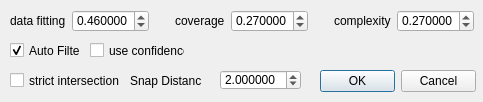
Before: the Qt Designer form qCC/ui_templates/bdrPolyFitDlg.ui in CloudCompare/CloudCompare, drawn with Qt 5.
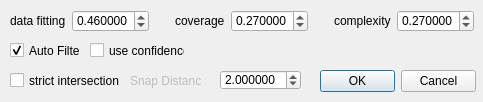
After: the same form once the commit is applied.

What changed in the file:
```diff
--- a/qCC/ui_templates/bdrPolyFitDlg.ui
+++ b/qCC/ui_templates/bdrPolyFitDlg.ui
@@ -178,6 +178,9 @@
    </property>
   </widget>
   <widget class="QLabel" name="label1_3">
+   <property name="enabled">
+    <bool>false</bool>
+   </property>
    <property name="geometry">
     <rect>
      <x>130</x>
```
Left out of the diff: 3 changed lines with no effect on the pictures.
